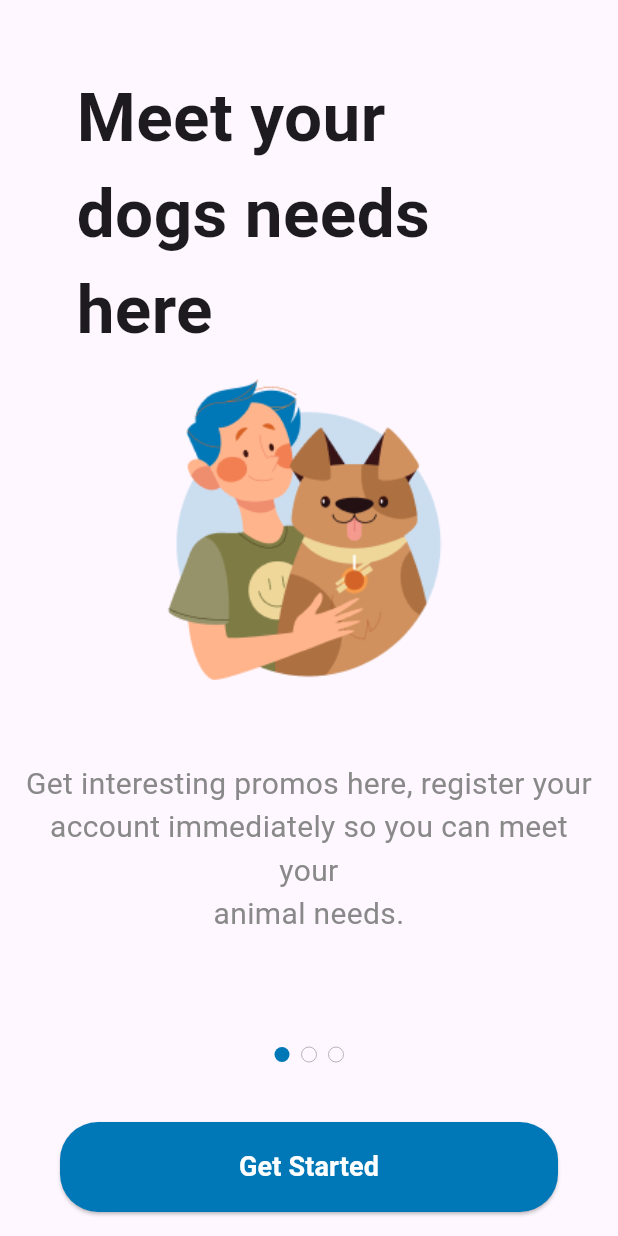
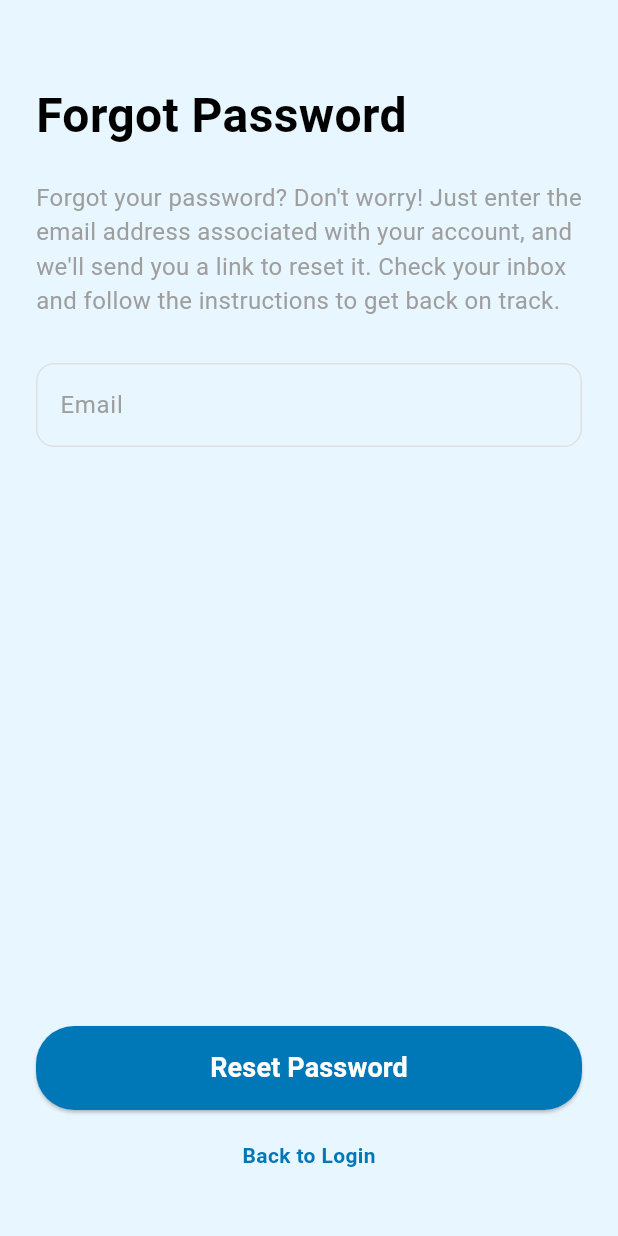
Before and after one commit to kavindumal/dog_nutrition_app, a Flutter app: the screen it shows after launch, on a phone screen of 412 x 824 dp. Run offline on Flutter 3.47's test engine with Material 3 defaults, Android fonts, the phone set to English and light mode, and no system bars; drawn by our look-alikes of smooth_page_indicator.

Commit message:
Forget Password page UI added | Add regex to page | Add navigations for it

```diff
--- a/lib/main.dart
+++ b/lib/main.dart
@@ -1,4 +1,5 @@
 import 'package:dog_nutrition_app/pages/CreateAccountPage.dart';
+import 'package:dog_nutrition_app/pages/ForgetPwPage.dart';
 import 'package:dog_nutrition_app/pages/LoginPage.dart';
 import 'package:dog_nutrition_app/pages/WelcomePage.dart';
 import 'package:flutter/material.dart';
@@ -18,7 +19,7 @@ class MyApp extends StatelessWidget {
         colorScheme: ColorScheme.fromSeed(seedColor: Colors.deepPurple),
         useMaterial3: true,
       ),
-      home: Welcomepage(),
+      home: ForgotPasswordPage(),
     );
   }
 }
--- a/lib/pages/CreateAccountPage.dart
+++ b/lib/pages/CreateAccountPage.dart
@@ -13,6 +13,7 @@ class _CreateAccountPageState extends State<CreateAccountPage> {
   @override
   Widget build(BuildContext context) {
     return Scaffold(
+      backgroundColor: Color(0xFFE8F6FF),
       body: SingleChildScrollView(
         padding: const EdgeInsets.all(16.0),
         child: Form(
@@ -96,7 +97,7 @@ class _CreateAccountPageState extends State<CreateAccountPage> {
                         _termsAccepted = value!;
                       });
                     },
-                    activeColor: Color(0xFFFF7643), // Orange color for checkbox
+                    activeColor: Color(0xFFFF7643),
                   ),
                   Expanded(
                     child: Text.rich(
@@ -107,14 +108,14 @@ class _CreateAccountPageState extends State<CreateAccountPage> {
                           TextSpan(
                             text: "Terms of Service",
                             style: TextStyle(
-                              color: Color(0xFF0077B6), // Orange color
+                              color: Color(0xFF0077B6),
                             ),
                           ),
                           TextSpan(text: " and "),
                           TextSpan(
                             text: "Privacy Policy",
                             style: TextStyle(
-                              color: Color(0xFF0077B6), // Orange color
+                              color: Color(0xFF0077B6),
                             ),
                           ),
                         ],
@@ -160,7 +161,7 @@ class _CreateAccountPageState extends State<CreateAccountPage> {
                     }
                   },
                   style: ElevatedButton.styleFrom(
-                    backgroundColor: Color(0xFF0077B6), // Orange color
+                    backgroundColor: Color(0xFF0077B6),
                     shape: RoundedRectangleBorder(
                       borderRadius: BorderRadius.circular(25.0),
                     ),
--- /dev/null
+++ b/lib/pages/ForgetPwPage.dart
@@ -0,0 +1,128 @@
+import 'package:flutter/material.dart';
+
+class ForgotPasswordPage extends StatefulWidget {
+  @override
+  _ForgotPasswordPageState createState() => _ForgotPasswordPageState();
+}
+
+class _ForgotPasswordPageState extends State<ForgotPasswordPage> {
+  final _formKey = GlobalKey<FormState>();
+  final _emailController = TextEditingController();
+
+  final RegExp emailRegex = RegExp(
+      r'^[a-zA-Z0-9._]+@[a-zA-Z0-9]+\.[a-zA-Z]{2,3}$');
+
+  @override
+  Widget build(BuildContext context) {
+    return Scaffold(
+      backgroundColor: Color(0xFFE8F6FF),
+      body: LayoutBuilder(
+        builder: (context, constraints) {
+          return SingleChildScrollView(
+            child: ConstrainedBox(
+              constraints: BoxConstraints(
+                minHeight: constraints.maxHeight,
+              ),
+              child: IntrinsicHeight(
+                child: Padding(
+                  padding: const EdgeInsets.all(24.0),
+                  child: Column(
+                    crossAxisAlignment: CrossAxisAlignment.start,
+                    children: <Widget>[
+                      SizedBox(height: 30),
+                      Text(
+                        'Forgot Password',
+                        style: TextStyle(
+                          fontSize: 32,
+                          fontWeight: FontWeight.bold,
+                          color: Colors.black,
+                        ),
+                      ),
+                      SizedBox(height: 20),
+                      Text(
+                        'Forgot your password? Don\'t worry! Just enter the email address associated with your account, and we\'ll send you a link to reset it. Check your inbox and follow the instructions to get back on track.',
+                        style: TextStyle(
+                          fontSize: 16,
+                          color: Colors.grey,
+                        ),
+                      ),
+                      SizedBox(height: 30),
+                      TextFormField(
+                        controller: _emailController,
+                        decoration: InputDecoration(
+                          hintText: 'Email',
+                          hintStyle: TextStyle(color: Colors.grey),
+                          enabledBorder: OutlineInputBorder(
+                            borderSide: BorderSide(color: Colors.grey.shade300),
+                            borderRadius: BorderRadius.circular(12),
+                          ),
+                          focusedBorder: OutlineInputBorder(
+                            borderSide: BorderSide(color: Color(0xFF0077B6)),
+                            borderRadius: BorderRadius.circular(12),
+                          ),
+                        ),
+                        keyboardType: TextInputType.emailAddress,
+                        validator: (value) {
+                          if (value == null || value.isEmpty) {
+                            return 'Please enter your email';
+                          } else if (!emailRegex.hasMatch(value)) {
+                            return 'Please enter a valid email';
+                          }
+                          return null;
+                        },
+                      ),
+                      SizedBox(height: 20),
+                      Spacer(),
+                      SizedBox(
+                        width: double.infinity,
+                        height: 56,
+                        child: ElevatedButton(
+                          onPressed: () {
+                            if (_formKey.currentState!.validate()) {
+                              // Handle password reset
+                            }
+                          },
+                          style: ElevatedButton.styleFrom(
+                            backgroundColor: Color(0xFF0077B6),
+                            shape: RoundedRectangleBorder(
+                              borderRadius: BorderRadius.circular(25.36),
+                            ),
+                          ),
+                          child: Text(
+                            "Reset Password",
+                            style: TextStyle(
+                              color: Colors.white,
+                              fontSize: 18,
+                              fontWeight: FontWeight.bold,
+                            ),
+                          ),
+                        ),
+                      ),
+                      SizedBox(height: 20),
+                      Align(
+                        alignment: Alignment.center,
+                        child: GestureDetector(
+                          onTap: () {
+                            Navigator.pop(context);
+                          },
+                          child: Text(
+                            'Back to Login',
+                            style: TextStyle(
+                              color: Color(0xFF0077B6),
+                              fontWeight: FontWeight.bold,
+                            ),
+                          ),
+                        ),
+                      ),
+                      SizedBox(height: 20),
+                    ],
+                  ),
+                ),
+              ),
+            ),
+          );
+        },
+      ),
+    );
+  }
+}
--- a/lib/pages/LoginPage.dart
+++ b/lib/pages/LoginPage.dart
@@ -1,5 +1,7 @@
 import 'package:dog_nutrition_app/pages/CreateAccountPage.dart';
 import 'package:flutter/material.dart';
+
+import 'ForgetPwPage.dart';
 
 class Loginpage extends StatefulWidget {
   @override
@@ -13,6 +15,7 @@ class _LoginpageState extends State<Loginpage> {
   @override
   Widget build(BuildContext context) {
     return Scaffold(
+      backgroundColor: Color(0xFFE8F6FF),
       body: SingleChildScrollView(
         padding: const EdgeInsets.all(24.0),
         child: Form(
@@ -74,7 +77,10 @@ class _LoginpageState extends State<Loginpage> {
                 alignment: Alignment.centerRight,
                 child: GestureDetector(
                   onTap: () {
-                    // Forgot Password Screen
+                    Navigator.push(
+                      context,
+                      MaterialPageRoute(builder: (context) => ForgotPasswordPage()),
+                    );
                   },
                   child: Text(
                     'Forgot Password?',
--- a/lib/pages/WelcomePage.dart
+++ b/lib/pages/WelcomePage.dart
@@ -1,3 +1,4 @@
+import 'package:dog_nutrition_app/pages/CreateAccountPage.dart';
 import 'package:dog_nutrition_app/pages/LoginPage.dart';
 import 'package:flutter/material.dart';
 import 'package:smooth_page_indicator/smooth_page_indicator.dart';
@@ -8,7 +9,8 @@ class Welcomepage extends StatelessWidget {
   @override
   Widget build(BuildContext context) {
     return Scaffold(
-      body: Padding(
+      backgroundColor: Color(0xFFE8F6FF),
+        body: Padding(
         padding: const EdgeInsets.all(16.0),
         child: Column(
           crossAxisAlignment: CrossAxisAlignment.start,
@@ -254,7 +256,7 @@ class Welcomepage extends StatelessWidget {
                   onPressed: () {
                     Navigator.push(
                       context,
-                      MaterialPageRoute(builder: (context) => Loginpage()),
+                      MaterialPageRoute(builder: (context) => CreateAccountPage()),
                     );
                   },
                   style: ElevatedButton.styleFrom(
```
